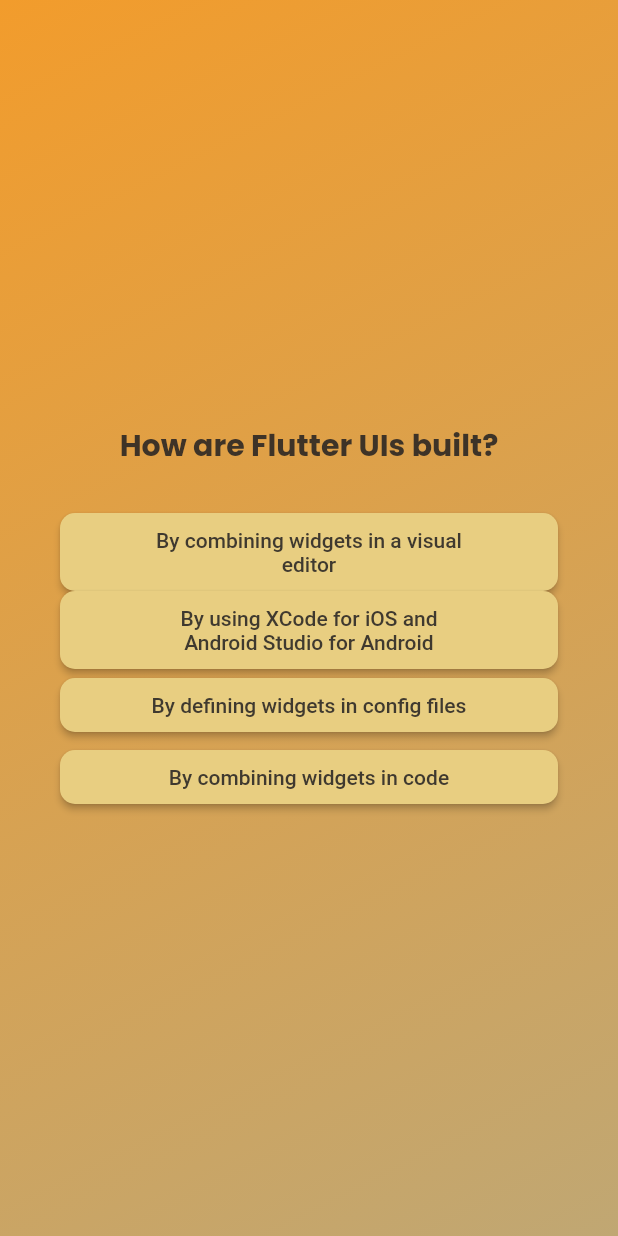
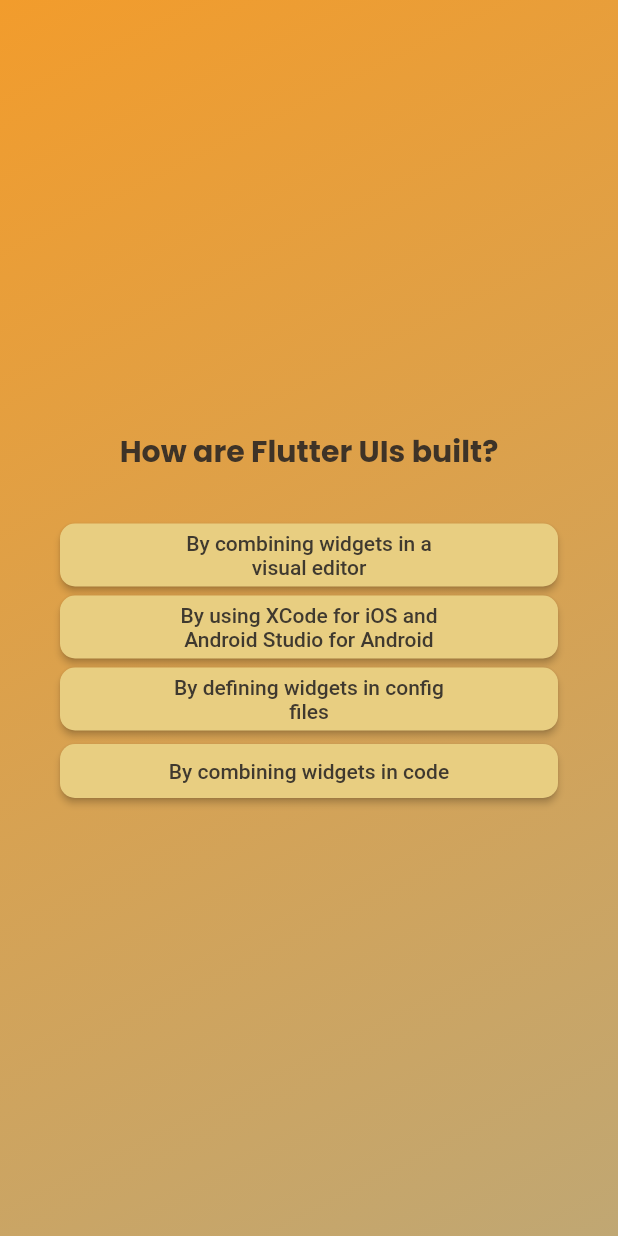
Before and after one commit to klodiianamazrekaj/quiz_app, a Flutter app: the screen it shows after launch, after a tap on "Start Quiz", after a tap on "Components", on a phone screen of 412 x 824 dp. Run offline on Flutter 3.47's test engine with Material 2 defaults, Android fonts, the phone set to English and light mode, and no system bars; our stand-ins replace google_fonts.

Commit message:
minor changes to the answer_button file

```diff
--- a/lib/answer_button.dart
+++ b/lib/answer_button.dart
@@ -15,7 +15,7 @@ class AnswerButton extends StatelessWidget {
     return ElevatedButton(
       onPressed: onTap,
       style: ElevatedButton.styleFrom(
-        padding: const EdgeInsets.symmetric(vertical: 10, horizontal: 60),
+        padding: const EdgeInsets.symmetric(vertical: 5, horizontal: 70),
         foregroundColor: const Color.fromARGB(221, 37, 34, 34),
         backgroundColor: const Color.fromARGB(255, 232, 206, 129),
         shape: RoundedRectangleBorder(borderRadius: BorderRadius.circular(10),),
```
Also changed, not shown: 3 other files.
